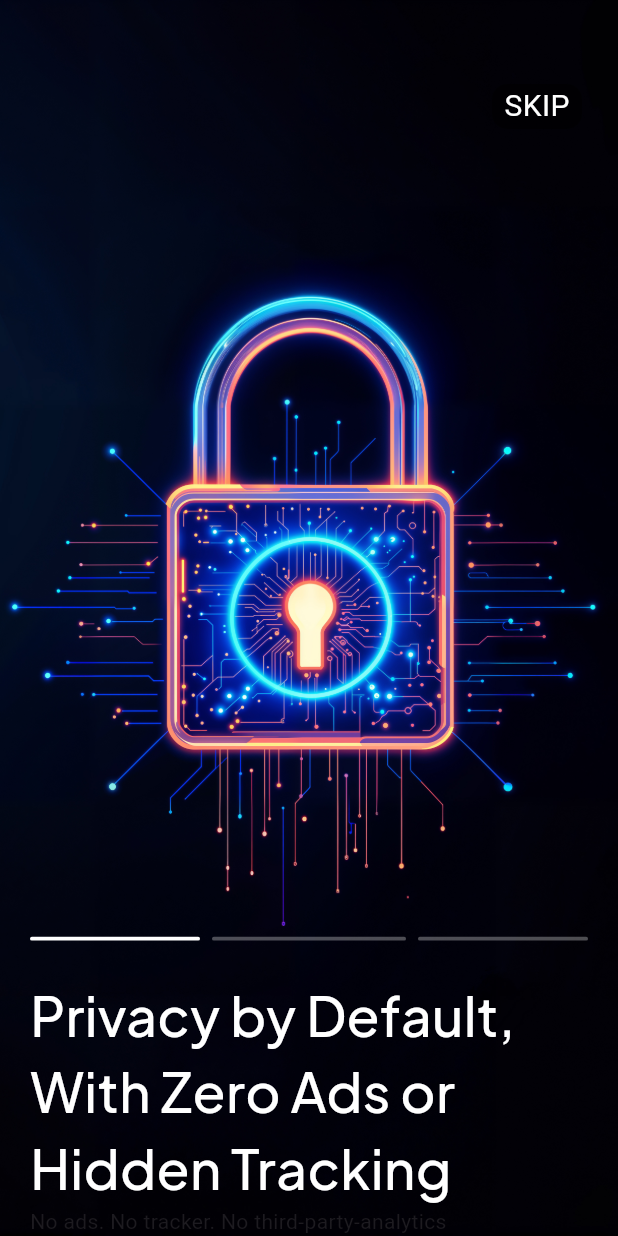
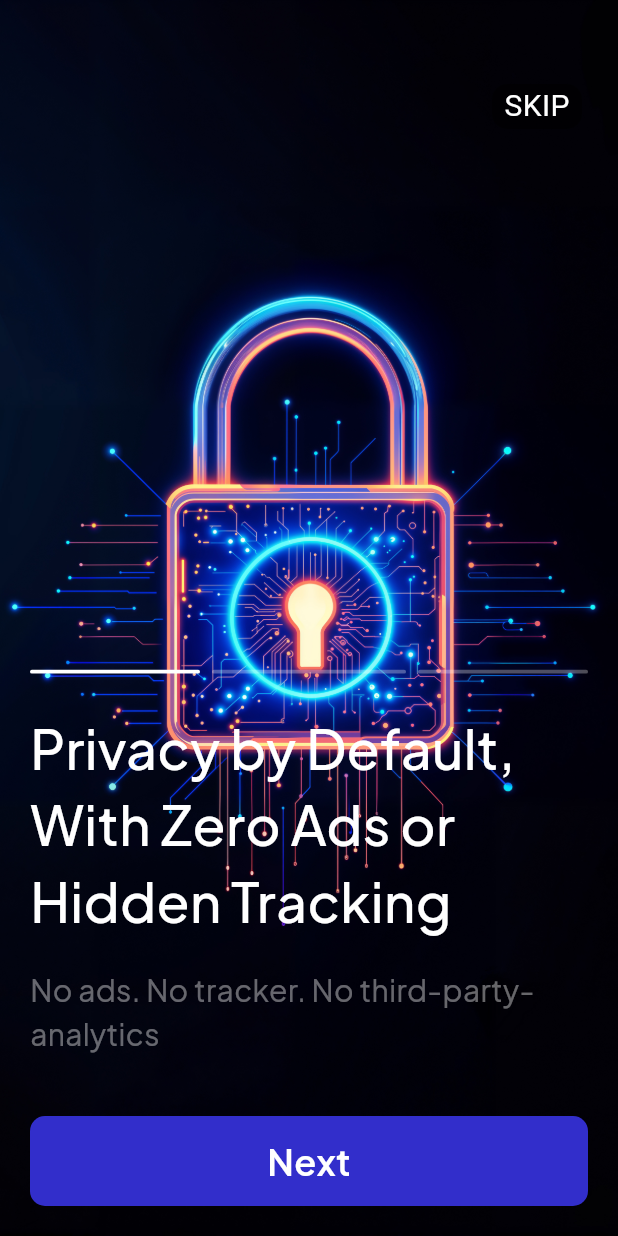
Before and after one commit to AthulUllas/expense_manager, a Flutter app: the screen it shows after launch, on a phone screen of 412 x 824 dp. Run offline on Flutter 3.47's test engine with Material 3 defaults, Android fonts, the phone set to English and light mode, and no system bars; our stand-ins replace flutter_hooks, google_fonts.

Commit message:
Completed splash

```diff
--- a/lib/features/splash/view/screen/splash1_screen.dart
+++ b/lib/features/splash/view/screen/splash1_screen.dart
@@ -1,3 +1,4 @@
+import 'package:expense_manager/features/splash/view/widgets/next_button.dart';
 import 'package:flutter/material.dart';
 import 'package:flutter_hooks/flutter_hooks.dart';
 import 'package:google_fonts/google_fonts.dart';
@@ -107,8 +108,11 @@ class Splash1Screen extends HookWidget {
                     Expanded(
                       child: Padding(
                         padding: const EdgeInsets.only(left: 20, right: 16),
+                        child: AnimatedSwitcher(
+                          duration: Duration(milliseconds: 300),
                           child: Text(
                             contents[currentIndex.value],
+                            key: ValueKey(contents[currentIndex.value]),
                             style: GoogleFonts.plusJakartaSans(
                               color: Colors.white,
                               fontSize: 36,
@@ -118,14 +122,72 @@ class Splash1Screen extends HookWidget {
                           ),
                         ),
                       ),
+                    ),
                   ],
                 ),
+                SizedBox(height: 20),
                 Row(
                   children: [
                     Expanded(
                       child: Padding(
                         padding: EdgeInsets.only(left: 20),
-                        child: Text(descriptions[currentIndex.value]),
+                        child: AnimatedSwitcher(
+                          duration: Duration(milliseconds: 400),
+                          child: Align(
+                            alignment: Alignment.centerLeft,
+                            child: Text(
+                              descriptions[currentIndex.value],
+                              key: ValueKey(descriptions[currentIndex.value]),
+                              style: GoogleFonts.plusJakartaSans(
+                                color: Colors.white.withOpacity(0.4),
+                                fontSize: 20,
+                              ),
+                              softWrap: true,
+                            ),
+                          ),
+                        ),
+                      ),
+                    ),
+                  ],
+                ),
+                SizedBox(height: 20),
+                Row(
+                  children: [
+                    if (currentIndex.value != 0)
+                      GestureDetector(
+                        onTap: () {
+                          if (currentIndex.value > 0) {
+                            currentIndex.value--;
+                          }
+                        },
+                        child: Container(
+                          decoration: BoxDecoration(
+                            shape: BoxShape.circle,
+                            border: Border.all(color: Colors.white, width: 1.5),
+                          ),
+                          height: 60,
+                          width: 60,
+                          margin: EdgeInsets.only(left: 20),
+                          child: Center(
+                            child: Icon(
+                              Icons.arrow_back_rounded,
+                              color: Colors.white,
+                              size: 32,
+                            ),
+                          ),
+                        ),
+                      ),
+                    Expanded(
+                      child: NextButton(
+                        text: "Next",
+                        width: currentIndex.value == 0
+                            ? MediaQuery.of(context).size.width
+                            : 300,
+                        onTap: () {
+                          if (currentIndex.value < 2) {
+                            currentIndex.value++;
+                          }
+                        },
                       ),
                     ),
                   ],
--- /dev/null
+++ b/lib/features/splash/view/widgets/next_button.dart
@@ -0,0 +1,41 @@
+import 'package:flutter/material.dart';
+import 'package:google_fonts/google_fonts.dart';
+
+class NextButton extends StatelessWidget {
+  const NextButton({
+    super.key,
+    required this.text,
+    required this.width,
+    required this.onTap,
+  });
+  final String text;
+  final double width;
+  final Function() onTap;
+
+  @override
+  Widget build(BuildContext context) {
+    return GestureDetector(
+      onTap: onTap,
+      child: AnimatedContainer(
+        duration: Duration(milliseconds: 200),
+        decoration: BoxDecoration(
+          color: Color.fromARGB(255, 50, 46, 203),
+          borderRadius: BorderRadius.circular(10),
+        ),
+        height: 60,
+        width: width,
+        margin: EdgeInsets.symmetric(horizontal: 20, vertical: 20),
+        child: Center(
+          child: Text(
+            text,
+            style: GoogleFonts.plusJakartaSans(
+              color: Colors.white,
+              fontSize: 24,
+              fontWeight: FontWeight.w600,
+            ),
+          ),
+        ),
+      ),
+    );
+  }
+}
```
Lines whose indentation alone changed are shown as unchanged.
